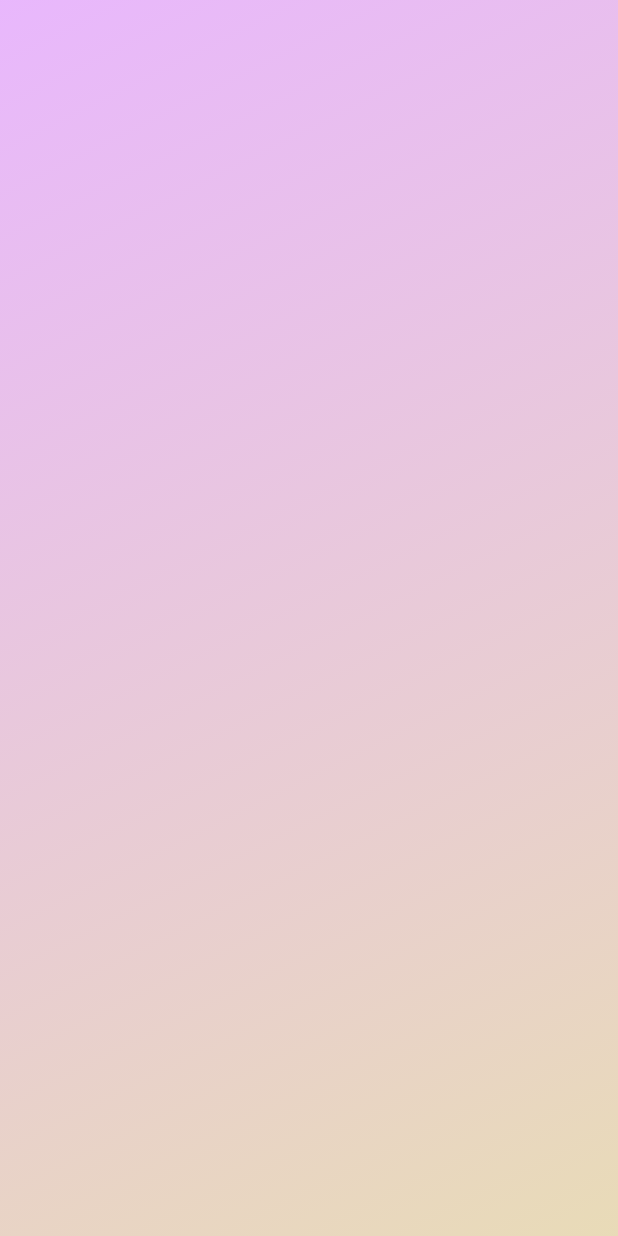
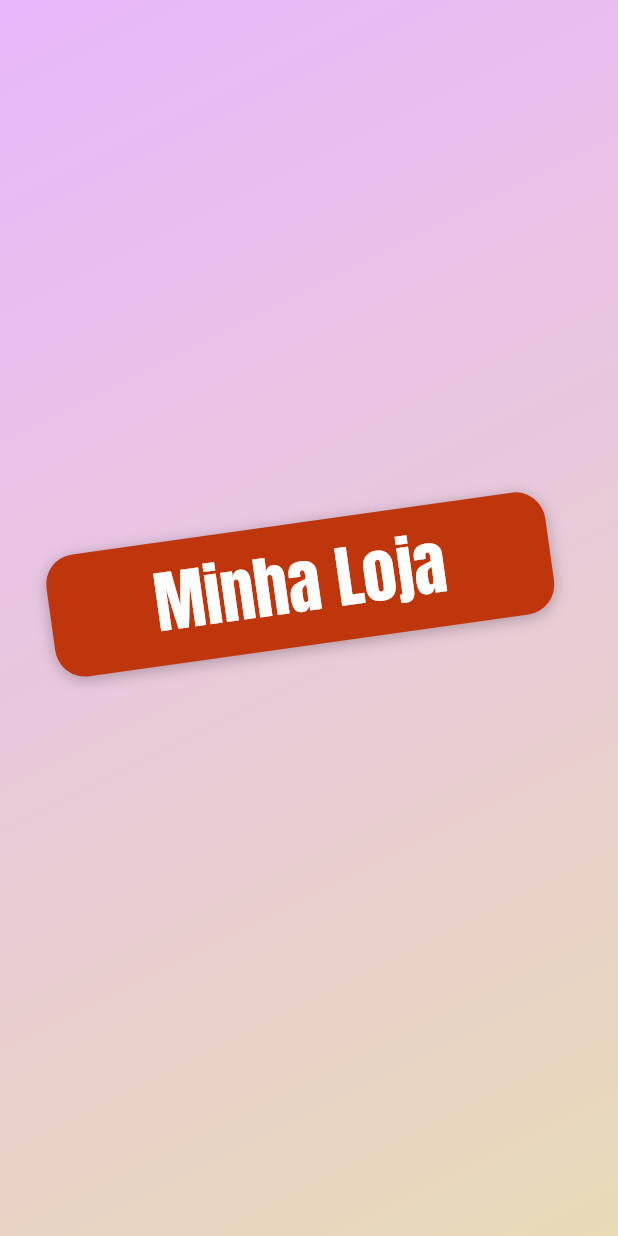
Before and after one commit to WSixx/My-Shop-Flutter, a Flutter app: the screen it shows after launch, on a phone screen of 412 x 824 dp. Run offline on Flutter 3.47's test engine with Material 2 defaults, Android fonts, the phone set to English and light mode, and no system bars.

Commit message:
auth screen 2

```diff
--- a/lib/views/auth_screen.dart
+++ b/lib/views/auth_screen.dart
@@ -1,3 +1,5 @@
+import 'dart:math';
+
 import 'package:flutter/material.dart';
 
 class AuthScreen extends StatelessWidget {
@@ -21,7 +23,33 @@
           Container(
             width: double.infinity,
             child: Column(
-              children: [],
+              mainAxisAlignment: MainAxisAlignment.center,
+              crossAxisAlignment: CrossAxisAlignment.center,
+              children: [
+                Container(
+                  child: Text(
+                    'Minha Loja',
+                    style: TextStyle(
+                        color:
+                            Theme.of(context).accentTextTheme.headline6.color,
+                        fontSize: 45,
+                        fontFamily: 'Anton'),
+                  ),
+                  transform: Matrix4.rotationZ(-8 * pi / 180)..translate(-10.0),
+                  padding: EdgeInsets.symmetric(vertical: 8, horizontal: 70),
+                  decoration: BoxDecoration(
+                    borderRadius: BorderRadius.circular(20),
+                    color: Colors.deepOrange.shade900,
+                    boxShadow: [
+                      BoxShadow(
+                        blurRadius: 8,
+                        color: Colors.black26,
+                        offset: Offset(0, 2),
+                      ),
+                    ],
+                  ),
+                ),
+              ],
             ),
           ),
         ],
```
